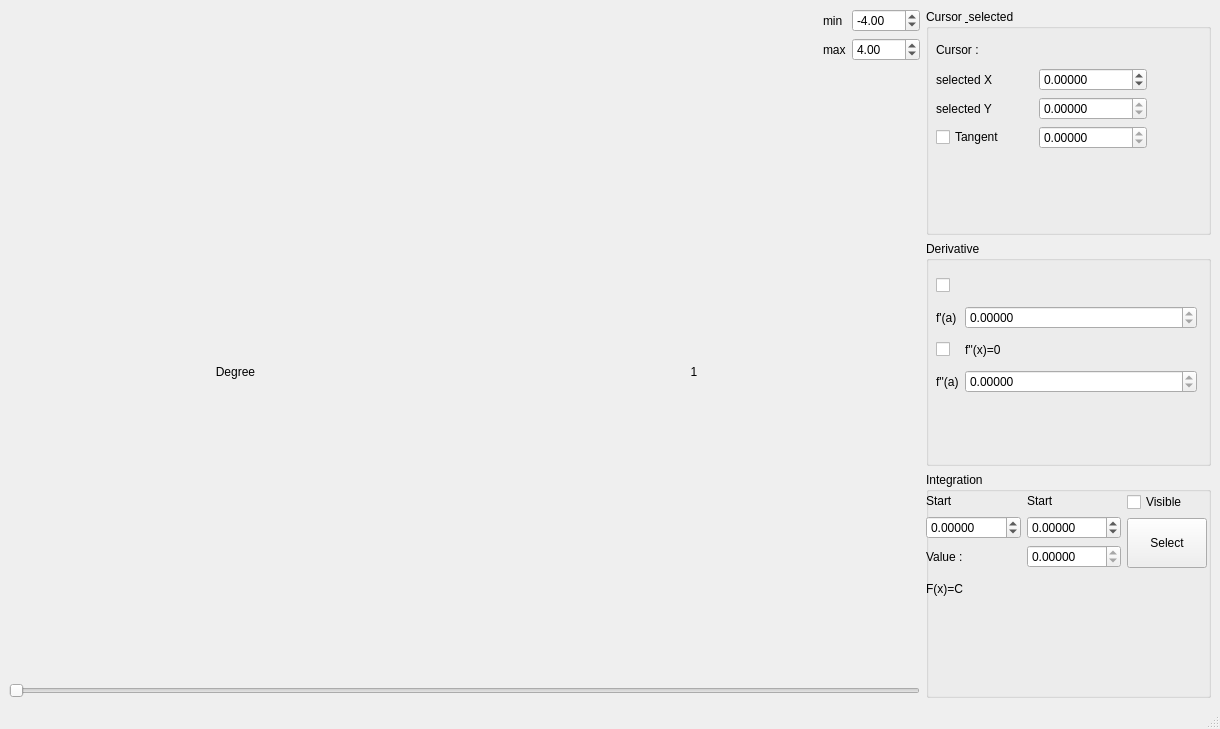
The window that mainwindow.ui (RemNX/Polynomial) describes before a commit, drawn with Qt 5.
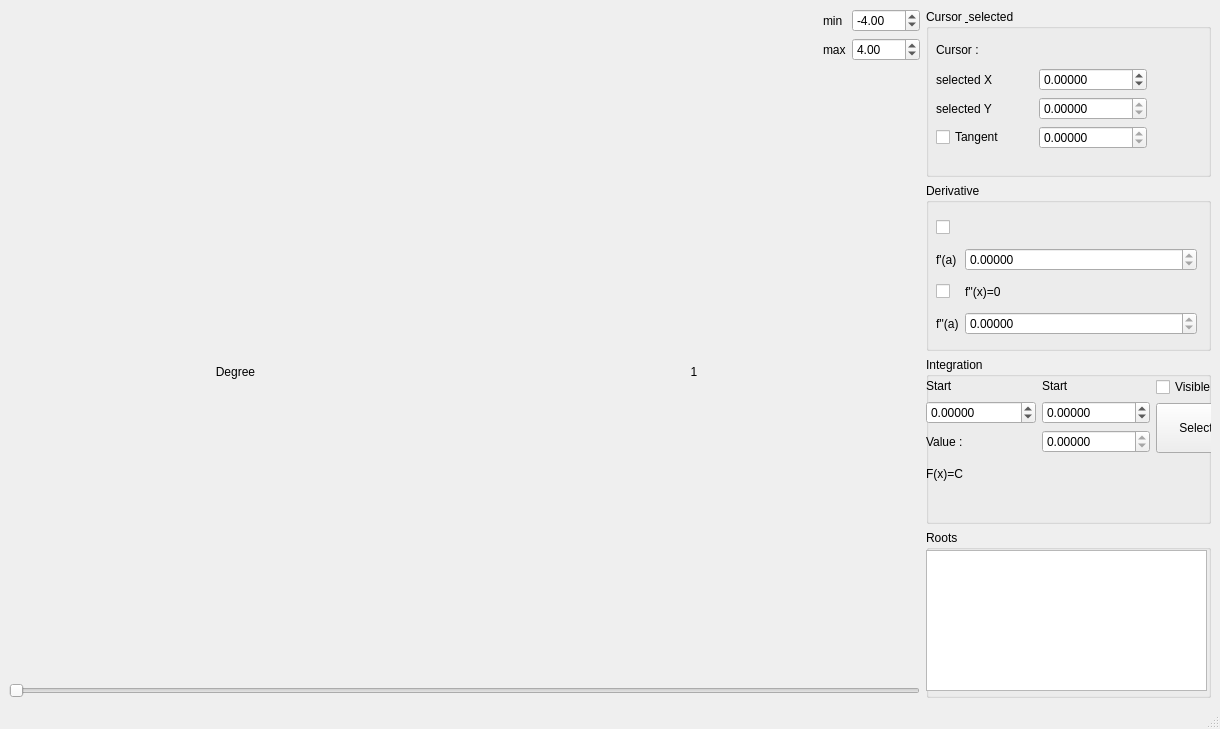
The same window after the commit.

Commit message: 1.3.2 : roots display

Patch:
```diff
--- a/mainwindow.ui
+++ b/mainwindow.ui
@@ -348,7 +348,7 @@
           <rect>
            <x>0</x>
            <y>20</y>
-           <width>281</width>
+           <width>310</width>
            <height>111</height>
           </rect>
          </property>
@@ -376,10 +376,13 @@
                  <number>5</number>
                 </property>
                 <property name="minimum">
-                 <double>-100000000.000000000000000</double>
+                 <double>-100.000000000000000</double>
                 </property>
                 <property name="maximum">
-                 <double>100000000.000000000000000</double>
+                 <double>100.000000000000000</double>
+                </property>
+                <property name="singleStep">
+                 <double>0.100000000000000</double>
                 </property>
                </widget>
               </item>
@@ -415,10 +418,10 @@
                  <number>5</number>
                 </property>
                 <property name="minimum">
-                 <double>-1000.000000000000000</double>
+                 <double>-100.000000000000000</double>
                 </property>
                 <property name="maximum">
-                 <double>1000.000000000000000</double>
+                 <double>100.000000000000000</double>
                 </property>
                 <property name="singleStep">
                  <double>0.100000000000000</double>
@@ -474,6 +477,26 @@
         </widget>
        </widget>
       </item>
+      <item>
+       <widget class="QGroupBox" name="groupBox">
+        <property name="title">
+         <string>Roots</string>
+        </property>
+        <widget class="QTableView" name="roots_table">
+         <property name="geometry">
+          <rect>
+           <x>0</x>
+           <y>20</y>
+           <width>281</width>
+           <height>141</height>
+          </rect>
+         </property>
+         <attribute name="horizontalHeaderVisible">
+          <bool>false</bool>
+         </attribute>
+        </widget>
+       </widget>
+      </item>
      </layout>
     </item>
    </layout>
```
The commit also changes 5 other files.
